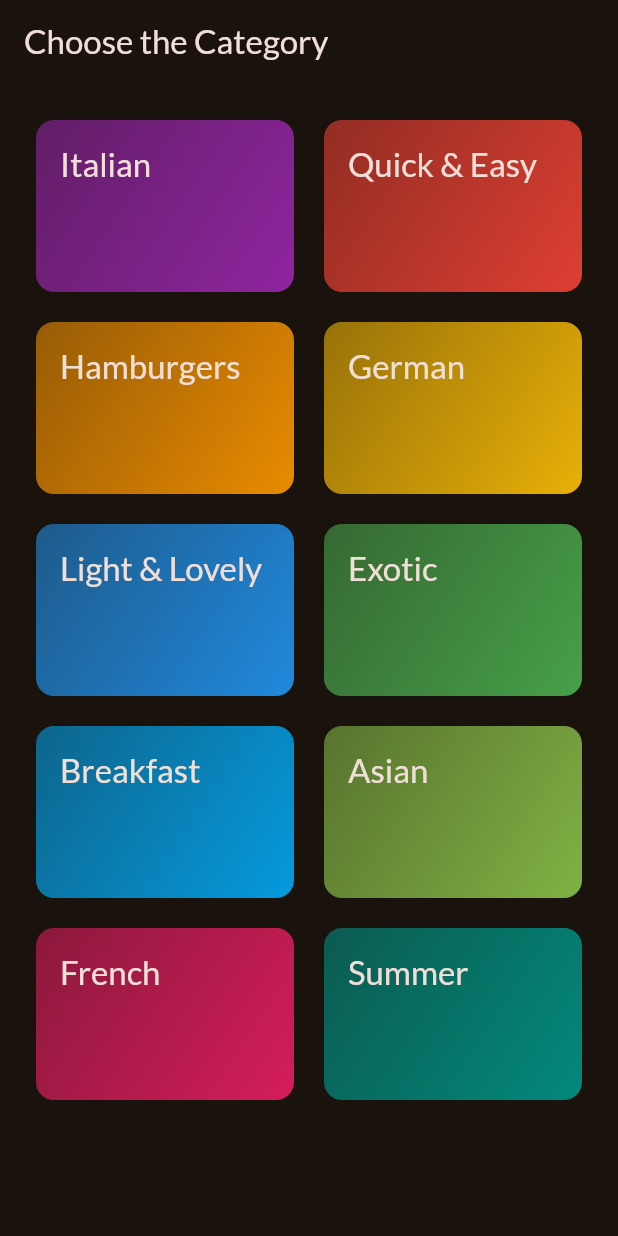
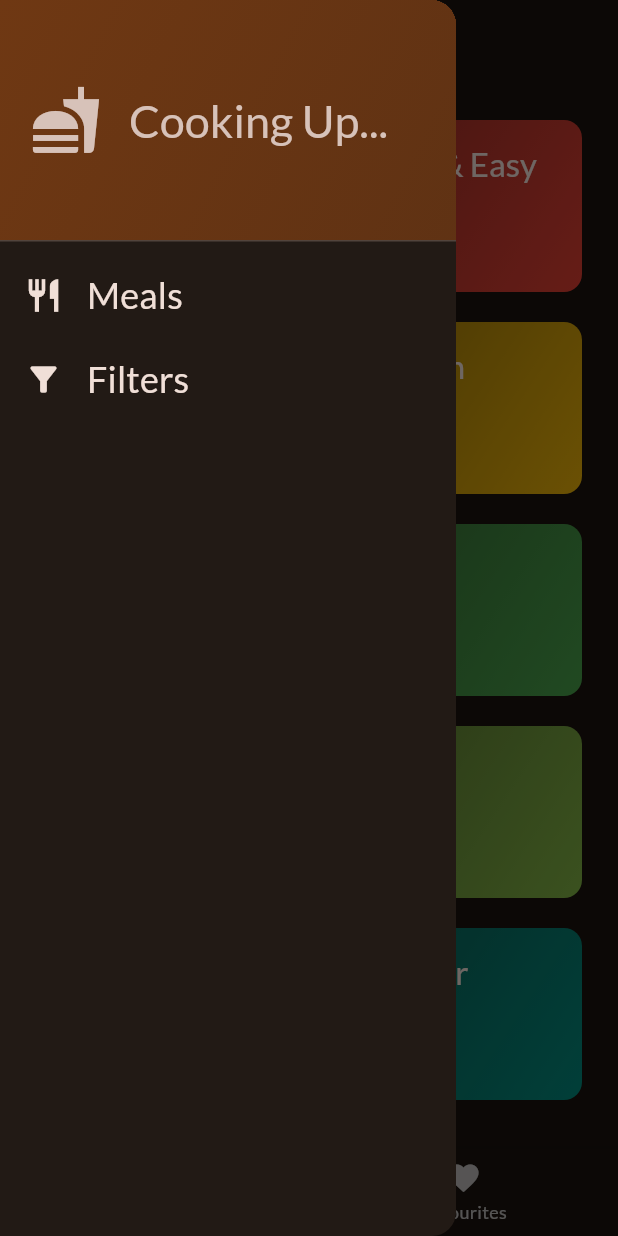
Before and after one commit to auszz003/meal-app, a Flutter app: the screen it shows after launch, with the side drawer open (before the commit the screen has no drawer), on a phone screen of 412 x 824 dp. Run offline on Flutter 3.47's test engine with Material 3 defaults, Android fonts, the phone set to English and light mode, and no system bars; our stand-ins replace flutter_riverpod, google_fonts, transparent_image.

Commit message:
Version v1.1.0

```diff
--- a/lib/main.dart
+++ b/lib/main.dart
@@ -1,9 +1,6 @@
 import 'package:flutter/material.dart';
-
 import 'package:google_fonts/google_fonts.dart';
-import 'package:meal_app/data/dummy_data.dart';
-import 'package:meal_app/screens/categories.dart';
-import 'package:meal_app/screens/meals.dart';
+import 'package:meal_app/screens/tabs.dart';
 
 final theme = ThemeData(
   useMaterial3: true,
@@ -25,7 +22,7 @@ class App extends StatelessWidget {
   Widget build(BuildContext context) {
     return MaterialApp(
       theme: theme,
-      home: const CategoriesScreen(),
+      home: const TabScreen(),
     );
   }
 }
--- /dev/null
+++ b/lib/provider/meal_provider.dart
@@ -0,0 +1,6 @@
+import "package:flutter_riverpod/flutter_riverpod.dart";
+import "package:meal_app/data/dummy_data.dart";
+
+final mealsProvider = Provider((ref) {
+  return dummyMeals;
+});
--- a/lib/screens/categories.dart
+++ b/lib/screens/categories.dart
@@ -1,21 +1,32 @@
 import 'package:flutter/material.dart';
 import 'package:meal_app/data/dummy_data.dart';
+import 'package:meal_app/models/meal.dart';
 import 'package:meal_app/screens/meals.dart';
 import 'package:meal_app/widgets/category_grid_items.dart';
 import 'package:meal_app/models/category.dart';
 
 class CategoriesScreen extends StatelessWidget {
-  const CategoriesScreen({super.key});
+  const CategoriesScreen({
+    super.key,
+    required this.ontoggleFavorite,
+    required this.availableMeals,
+  });
+  final void Function(Meal meal) ontoggleFavorite;
+  final List<Meal> availableMeals;
 
   void selectedCategory(BuildContext context, Category category) {
-    final filteredMeals = dummyMeals
+
+
+    final filteredMeals = availableMeals
         .where((meal) => meal.categories.contains(category.id))
         .toList();
+
     Navigator.of(context).push(
       MaterialPageRoute(
         builder: (context) => MealsScreen(
           title: category.title,
           meals: filteredMeals,
+          ontoggleFavorite: ontoggleFavorite,
         ),
       ),
     );
@@ -23,11 +34,7 @@ class CategoriesScreen extends StatelessWidget {
 
   @override
   Widget build(BuildContext context) {
-    return Scaffold(
-      appBar: AppBar(
-        title: const Text("Choose the Category"),
-      ),
-      body: GridView(
+    return GridView(
       padding: const EdgeInsets.all(24),
       gridDelegate: const SliverGridDelegateWithFixedCrossAxisCount(
         crossAxisCount: 2,
@@ -43,7 +50,6 @@ class CategoriesScreen extends StatelessWidget {
                 selectedCategory(context, category);
               })
       ],
-      ),
     );
   }
 }
--- /dev/null
+++ b/lib/screens/tabs.dart
@@ -0,0 +1,135 @@
+import 'package:flutter/material.dart';
+import 'package:meal_app/data/dummy_data.dart';
+import 'package:meal_app/models/meal.dart';
+import 'package:meal_app/screens/categories.dart';
+import 'package:meal_app/screens/filters.dart';
+import 'package:meal_app/screens/meals.dart';
+import 'package:meal_app/widgets/main_drawer.dart';
+
+const kInialFilters = {
+  Filters.gluttenfree: false,
+  Filters.lactosefree: false,
+  Filters.vegetarian: false,
+  Filters.vegan: false,
+};
+
+class TabScreen extends StatefulWidget {
+  const TabScreen({super.key});
+
+  @override
+  State<TabScreen> createState() => _TabScreenState();
+}
+
+class _TabScreenState extends State<TabScreen> {
+  int selectedPageIndex = 0;
+  final List<Meal> favoriteMeal = [];
+  Map<Filters, bool> selectedFilters = kInialFilters;
+
+  void selectedScreen(String identifier) async {
+    Navigator.of(context).pop();
+    if (identifier == 'filters') {
+      final result = await Navigator.of(context).push<Map<Filters, bool>>(
+        MaterialPageRoute(
+          builder: (context) => FiltersScreen(
+            currentFilters: selectedFilters,
+          ),
+        ),
+      );
+      selectedFilters = result ?? kInialFilters;
+    }
+  }
+
+  void showMessage(String Message) {
+    ScaffoldMessenger.of(context).clearSnackBars();
+    ScaffoldMessenger.of(context).showSnackBar(
+      SnackBar(
+        content: Text(Message),
+      ),
+    );
+  }
+
+  void selectedPage(int index) {
+    setState(
+      () {
+        selectedPageIndex = index;
+      },
+    );
+  }
+
+  void toggleFavourite(Meal meal) {
+    final isExisting = favoriteMeal.contains(meal);
+
+    if (isExisting) {
+      setState(() {
+        favoriteMeal.remove(meal);
+      });
+      showMessage("Meal is no longer favorite!");
+    } else {
+      setState(
+        () {
+          favoriteMeal.add(meal);
+        },
+      );
+      showMessage("Meal marked as favorite!");
+    }
+  }
+
+  @override
+  Widget build(BuildContext context) {
+    final availableMeals = dummyMeals.where(
+      (meal) {
+        if (selectedFilters[Filters.gluttenfree]! && !meal.isGlutenFree) {
+          return false;
+        }
+        if (selectedFilters[Filters.lactosefree]! && !meal.isLactoseFree) {
+          return false;
+        }
+        if (selectedFilters[Filters.vegetarian]! && !meal.isVegetarian) {
+          return false;
+        }
+        if (selectedFilters[Filters.vegan]! && !meal.isVegan) {
+          return false;
+        }
+        return true;
+      },
+    ).toList();
+
+    Widget activePage = CategoriesScreen(
+      ontoggleFavorite: toggleFavourite,
+      availableMeals: availableMeals,
+    );
+    var activePageTitle = 'Categories';
+
+    if (selectedPageIndex == 1) {
+      activePage = MealsScreen(
+        meals: favoriteMeal,
+        ontoggleFavorite: toggleFavourite,
+      );
+      activePageTitle = 'Favorites';
+    }
+
+    return Scaffold(
+      appBar: AppBar(
+        title: Text(activePageTitle),
+      ),
+      drawer: MainDrawer(
+        onSelectScreen: selectedScreen,
+      ),
+      body: activePage,
+      bottomNavigationBar: BottomNavigationBar(
+        onTap: selectedPage,
+        currentIndex: selectedPageIndex,
+        items: const [
+          BottomNavigationBarItem(
+            icon: Icon(Icons.set_meal),
+            label: "Categories",
+          ),
+          BottomNavigationBarItem(
+            icon: Icon(Icons.favorite),
+            label: "Favourites",
+          ),
+        ],
+      ),
+    );
+  }
+}
--- /dev/null
+++ b/lib/widgets/main_drawer.dart
@@ -0,0 +1,86 @@
+import 'package:flutter/material.dart';
+
+class MainDrawer extends StatelessWidget {
+  const MainDrawer({super.key, required this.onSelectScreen});
+
+  final void Function(String identifier) onSelectScreen;
+
+  @override
+  Widget build(BuildContext context) {
+    return Drawer(
+      child: Column(
+        children: [
+          DrawerHeader(
+            padding: const EdgeInsets.all(20),
+            decoration: BoxDecoration(
+              gradient: LinearGradient(
+                colors: [
+                  Theme.of(context).colorScheme.primaryContainer,
+                  Theme.of(context)
+                      .colorScheme
+                      .primaryContainer
+                      .withOpacity(0.8),
+                ],
+                begin: Alignment.topLeft,
+                end: Alignment.bottomRight,
+              ),
+            ),
+            child: Row(
+              children: [
+                Icon(
+                  Icons.fastfood,
+                  size: 48,
+                  color: Theme.of(context).colorScheme.onSurfaceVariant,
+                ),
+                const SizedBox(
+                  width: 18,
+                ),
+                Text(
+                  "Cooking Up...",
+                  style: Theme.of(context).textTheme.titleLarge!.copyWith(
+                        color: Theme.of(context).colorScheme.onSurfaceVariant,
+                        fontSize: 30,
+                      ),
+                )
+              ],
+            ),
+          ),
+          ListTile(
+            leading: Icon(
+              Icons.restaurant,
+              color: Theme.of(context).colorScheme.onSurface,
+              size: 26,
+            ),
+            title: Text(
+              "Meals",
+              style: Theme.of(context).textTheme.titleSmall!.copyWith(
+                    color: Theme.of(context).colorScheme.onSurface,
+                    fontSize: 24,
+                  ),
+            ),
+            onTap: () {
+              onSelectScreen('meals');
+            },
+          ),
+          ListTile(
+            leading: Icon(
+              Icons.filter_alt,
+              color: Theme.of(context).colorScheme.onSurface,
+              size: 26,
+            ),
+            title: Text(
+              "Filters",
+              style: Theme.of(context).textTheme.titleSmall!.copyWith(
+                    color: Theme.of(context).colorScheme.onSurface,
+                    fontSize: 24,
+                  ),
+            ),
+            onTap: () {
+              onSelectScreen('filters');
+            },
+          ),
+        ],
+      ),
+    );
+  }
+}
--- a/lib/widgets/meal_item_trait.dart
+++ b/lib/widgets/meal_item_trait.dart
@@ -15,9 +15,6 @@ class MealItemTrait extends StatelessWidget {
           size: 17,
           color: Colors.white,
         ),
-        const SizedBox(
-          width: 2,
-        ),
         Text(
           label,
           style: const TextStyle(color: Colors.white),
--- a/pubspec.yaml
+++ b/pubspec.yaml
@@ -37,6 +37,7 @@ dependencies:
   cupertino_icons: ^1.0.6
   google_fonts: ^6.2.1
   transparent_image: ^2.0.1
+  flutter_riverpod: ^2.5.1
 
 dev_dependencies:
   flutter_test:
```
Also changed, not shown: lib/screens/filters.dart (added, +148 -0 lines), lib/screens/meal_details.dart (added, +89 -0 lines), lib/screens/meals.dart (+31 -7 lines), lib/widgets/meal_item.dart (+7 -2 lines), pubspec.lock. Lines whose indentation alone changed are shown as unchanged.
